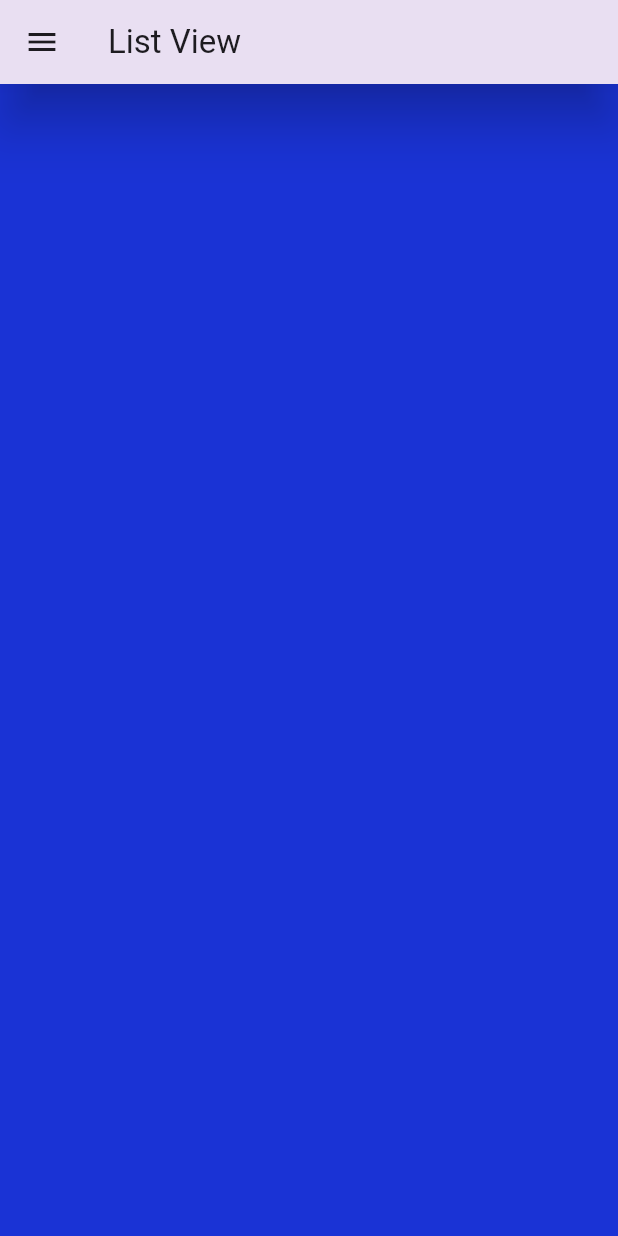
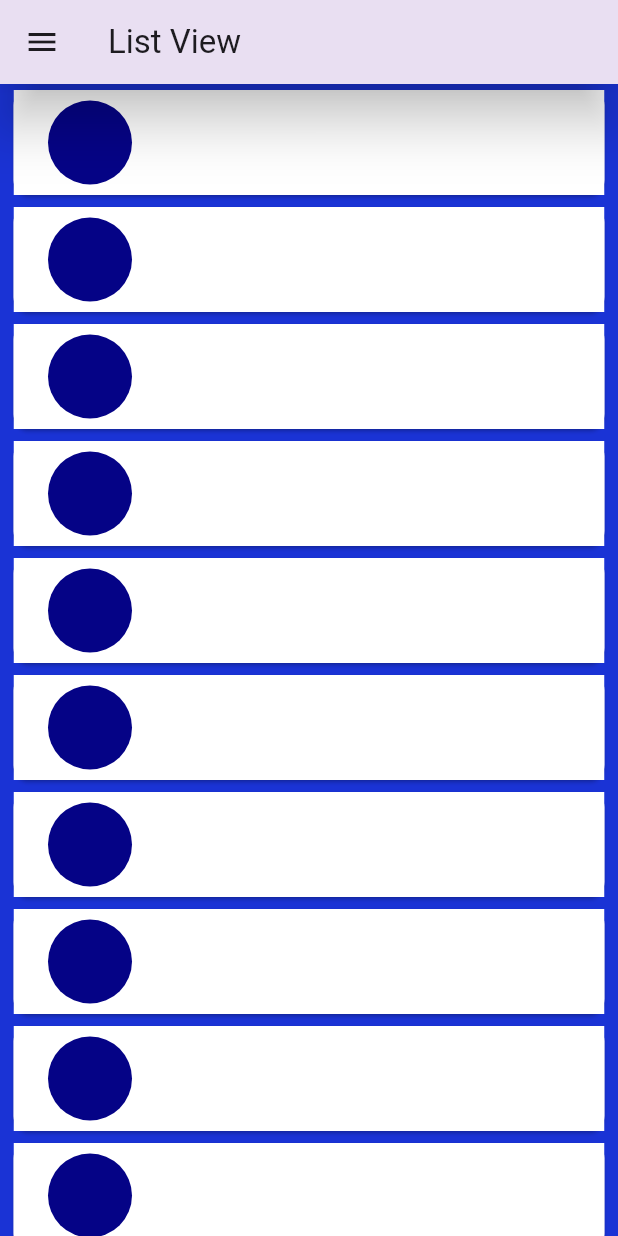
Before and after one commit to Akashprasad123/fly_with_flutter, a Flutter app: the screen it shows after launch, after a tap on "Login", on a phone screen of 412 x 824 dp. Run offline on Flutter 3.47's test engine with Material 3 defaults, Android fonts, the phone set to English and light mode, and no system bars; network calls fail.

Commit message:
added the listview

```diff
--- a/lib/login_screen.dart
+++ b/lib/login_screen.dart
@@ -102,8 +102,10 @@ class LoginPage extends StatelessWidget {
                                 BorderSide(width: 2, color: Colors.white),
                               )),
                           onPressed: () {
-                            Navigator.of(context).push(MaterialPageRoute(
-                                builder: (context) => const ScrollScreen()));
+                            Navigator.of(context).pushReplacement(
+                                MaterialPageRoute(
+                                    builder: (context) =>
+                                        const ScrollScreen()));
                           },
                           child: const Text(
                             "Login",
--- a/lib/main.dart
+++ b/lib/main.dart
@@ -13,7 +13,9 @@ class MyApp extends StatelessWidget {
   Widget build(BuildContext context) {
     return MaterialApp(
       title: "Fly Flutter",
-      theme: ThemeData(primaryColor: Colors.blue[900]),
+      theme: ThemeData(
+          primarySwatch: Colors.blue,
+          primaryColor: const Color.fromARGB(255, 132, 60, 255)),
       home: LoginPage(),
     );
   }
--- a/lib/scrollview.dart
+++ b/lib/scrollview.dart
@@ -29,12 +29,45 @@ class ScrollScreen extends StatelessWidget {
                   accountEmail: Text(
                     "abc@example.com",
                   ),
+                  currentAccountPicture: CircleAvatar(
+                    backgroundImage: NetworkImage(
+                        "https://th.bing.com/th/id/OIP.8sEQq9-fsOY0T-R-vYtVqgHaIB?rs=1&pid=ImgDetMain"),
+                    backgroundColor: Colors.white,
+                  ),
                 )
               ],
             ),
           ),
         ),
       ),
+      body: Container(
+        margin: EdgeInsets.symmetric(horizontal: 5),
+        child: ScrollView(),
+      ),
     );
   }
 }
+
+Widget ScrollView() {
+  return ListView.separated(
+    itemBuilder: (context, index) {
+      return Card(
+        shape: RoundedRectangleBorder(borderRadius: BorderRadius.circular(10)),
+        child: ListTile(
+          minVerticalPadding: 35,
+          leading: CircleAvatar(
+            radius: 35,
+            backgroundColor: Color.fromARGB(255, 5, 3, 134),
+          ),
+          tileColor: Colors.white,
+        ),
+      );
+    },
+    separatorBuilder: (context, index) {
+      return SizedBox(
+        height: 0,
+      );
+    },
+    itemCount: 50,
+  );
+}
```
